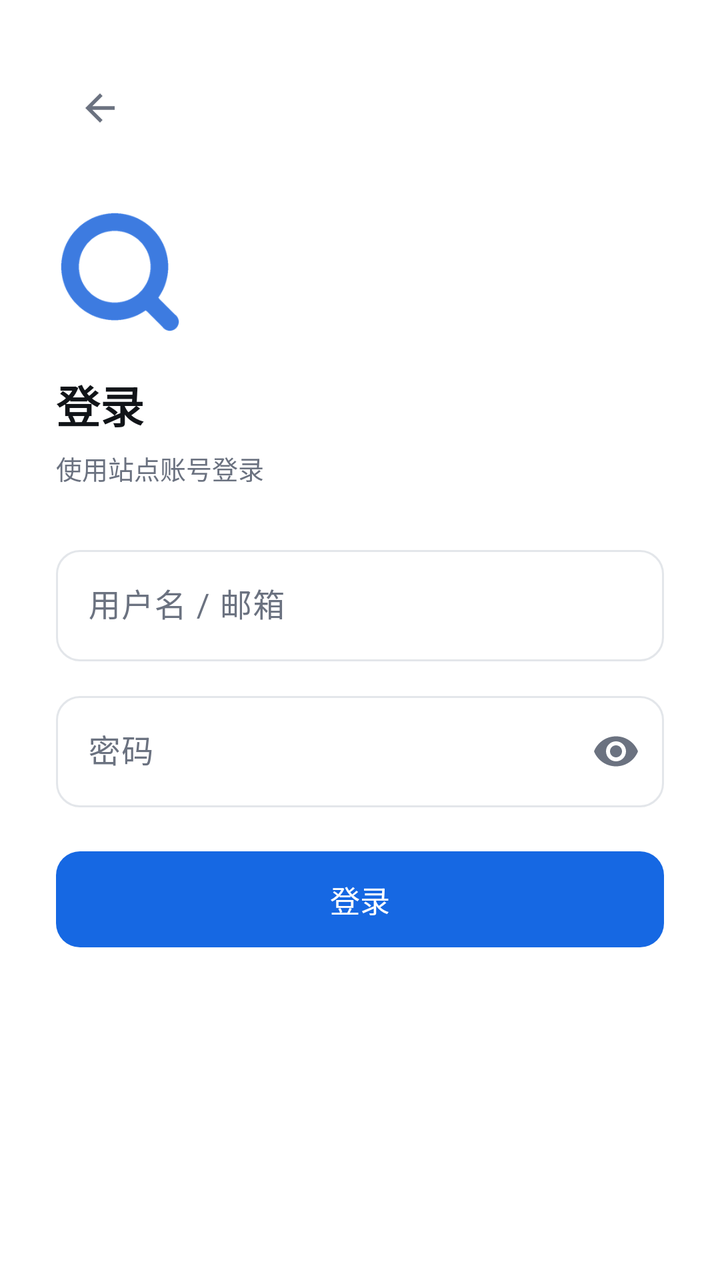
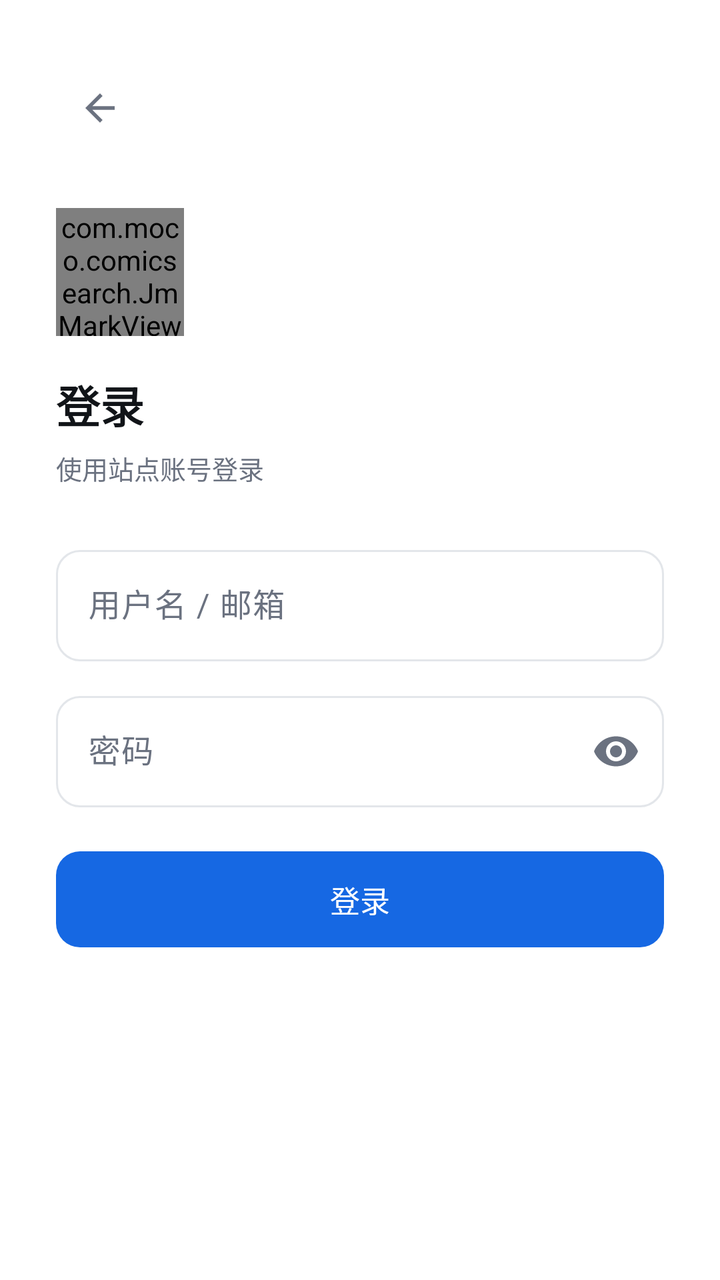

Compare the two renders of this Android layout. The source of the first and the diff that turns it into the second are given below.
<!-- AndroidManifest.xml: application theme Theme.ComicSearch -->
<!-- res/layout/activity_login.xml -->
<?xml version="1.0" encoding="utf-8"?>
<LinearLayout xmlns:android="http://schemas.android.com/apk/res/android"
    android:id="@+id/root"
    xmlns:app="http://schemas.android.com/apk/res-auto"
    android:layout_width="match_parent"
    android:layout_height="match_parent"
    android:orientation="vertical"
    android:background="@color/bg"
    android:padding="28dp">

    <LinearLayout
        android:layout_width="match_parent"
        android:layout_height="52dp"
        android:orientation="horizontal"
        android:gravity="center_vertical">

        <ImageView
            android:id="@+id/btnBack"
            android:layout_width="44dp"
            android:layout_height="44dp"
            android:padding="11dp"
            android:src="@drawable/ic_back"
            android:contentDescription="@string/nav_back"
            android:clickable="true"
            android:focusable="true"
            android:background="?attr/selectableItemBackgroundBorderless" />
    </LinearLayout>

    <ImageView
        android:layout_width="64dp"
        android:layout_height="64dp"
        android:layout_marginTop="24dp"
        android:src="@drawable/ic_logo"
        android:contentDescription="@null" />

    <TextView
        android:layout_width="wrap_content"
        android:layout_height="wrap_content"
        android:layout_marginTop="18dp"
        android:text="@string/login"
        android:textColor="@color/on_surface"
        android:textSize="22sp"
        android:textStyle="bold" />

    <TextView
        android:layout_width="wrap_content"
        android:layout_height="wrap_content"
        android:layout_marginTop="6dp"
        android:text="@string/login_hint"
        android:textColor="@color/muted"
        android:textSize="13sp" />

    <com.google.android.material.textfield.TextInputLayout
        style="@style/Widget.Material3.TextInputLayout.OutlinedBox"
        android:layout_width="match_parent"
        android:layout_height="wrap_content"
        android:layout_marginTop="26dp"
        android:hint="@string/username"
        app:boxCornerRadiusTopStart="12dp"
        app:boxCornerRadiusTopEnd="12dp"
        app:boxCornerRadiusBottomStart="12dp"
        app:boxCornerRadiusBottomEnd="12dp">

        <com.google.android.material.textfield.TextInputEditText
            android:id="@+id/inputUser"
            android:layout_width="match_parent"
            android:layout_height="wrap_content"
            android:inputType="text"
            android:maxLines="1" />
    </com.google.android.material.textfield.TextInputLayout>

    <com.google.android.material.textfield.TextInputLayout
        style="@style/Widget.Material3.TextInputLayout.OutlinedBox"
        android:layout_width="match_parent"
        android:layout_height="wrap_content"
        android:layout_marginTop="12dp"
        android:hint="@string/password"
        app:boxCornerRadiusTopStart="12dp"
        app:boxCornerRadiusTopEnd="12dp"
        app:boxCornerRadiusBottomStart="12dp"
        app:boxCornerRadiusBottomEnd="12dp"
        app:endIconMode="password_toggle">

        <com.google.android.material.textfield.TextInputEditText
            android:id="@+id/inputPass"
            android:layout_width="match_parent"
            android:layout_height="wrap_content"
            android:inputType="textPassword"
            android:maxLines="1" />
    </com.google.android.material.textfield.TextInputLayout>

    <com.google.android.material.button.MaterialButton
        android:id="@+id/btnLogin"
        android:layout_width="match_parent"
        android:layout_height="48dp"
        android:layout_marginTop="22dp"
        android:insetTop="0dp"
        android:insetBottom="0dp"
        android:text="@string/login_now"
        android:textSize="15sp"
        app:cornerRadius="12dp" />

    <TextView
        android:id="@+id/status"
        android:layout_width="match_parent"
        android:layout_height="wrap_content"
        android:layout_marginTop="14dp"
        android:gravity="center"
        android:textColor="@color/danger"
        android:textSize="13sp" />

</LinearLayout>
<!-- resources referenced by this layout -->
<resources>
  <color name="bg">#FFFFFF</color>
  <color name="danger">#D93025</color>
  <color name="muted">#6B7280</color>
  <color name="on_surface">#111418</color>
  <!-- drawable ic_back (drawable) -->
  <?xml version="1.0" encoding="utf-8"?>
  <vector xmlns:android="http://schemas.android.com/apk/res/android"
      android:width="24dp"
      android:height="24dp"
      android:viewportWidth="24"
      android:viewportHeight="24"
      android:tint="@color/muted">
      <path
          android:fillColor="#FFFFFF"
          android:pathData="M20 11H7.83l5.59-5.59L12 4l-8 8 8 8 1.41-1.41L7.83 13H20v-2z" />
  </vector>
  <!-- drawable ic_logo: png bitmap (drawable-hdpi, 7182 bytes) -->
  <string name="login">登录</string>
  <string name="login_hint">使用站点账号登录</string>
  <string name="login_now">登录</string>
  <string name="nav_back">返回</string>
  <string name="password">密码</string>
  <string name="username">用户名 / 邮箱</string>
  <style name="Theme.ComicSearch" parent="Theme.ComicSearch.Base">
          <item name="android:windowLightStatusBar">true</item>
          <item name="android:windowLightNavigationBar" tools:targetApi="o_mr1">true</item>
      </style>
  <color name="primary">#1668E3</color>
  <color name="primary_dim">#E7EFFC</color>
  <color name="surface">#FFFFFF</color>
  <color name="surface2">#F2F4F7</color>
  <color name="divider">#E3E6EA</color>
  <style name="ThemeOverlay.ComicSearch.Dialog" parent="ThemeOverlay.Material3.MaterialAlertDialog">
          <item name="colorSurface">@color/surface2</item>
          <item name="colorOnSurface">@color/on_surface</item>
          <item name="shapeAppearanceCornerExtraSmall">@style/ShapeAppearance.ComicSearch.None</item>
          <item name="shapeAppearanceCornerSmall">@style/ShapeAppearance.ComicSearch.None</item>
          <item name="shapeAppearanceCornerMedium">@style/ShapeAppearance.ComicSearch.None</item>
          <item name="shapeAppearanceCornerLarge">@style/ShapeAppearance.ComicSearch.None</item>
          <item name="shapeAppearanceCornerExtraLarge">@style/ShapeAppearance.ComicSearch.None</item>
      </style>
  <style name="ShapeAppearance.ComicSearch.None" parent="">
          <item name="cornerFamily">rounded</item>
          <item name="cornerSize">0dp</item>
      </style>
  <!-- unchanged entries left out for length: 1 -->
</resources>

<!-- the commit's change to res/layout/activity_login.xml (unified diff, before → after) -->
@@ -26,12 +26,10 @@
             android:background="?attr/selectableItemBackgroundBorderless" />
     </LinearLayout>
 
-    <ImageView
+    <com.moco.comicsearch.JmMarkView
         android:layout_width="64dp"
         android:layout_height="64dp"
-        android:layout_marginTop="24dp"
-        android:src="@drawable/ic_logo"
-        android:contentDescription="@null" />
+        android:layout_marginTop="24dp" />
 
     <TextView
         android:layout_width="wrap_content"
<!-- resource entries referenced after the edit -->
@@ -16,7 +16,6 @@
           android:fillColor="#FFFFFF"
           android:pathData="M20 11H7.83l5.59-5.59L12 4l-8 8 8 8 1.41-1.41L7.83 13H20v-2z" />
   </vector>
-  <!-- drawable ic_logo: png bitmap (drawable-hdpi, 7182 bytes) -->
   <string name="login">登录</string>
   <string name="login_hint">使用站点账号登录</string>
   <string name="login_now">登录</string>
